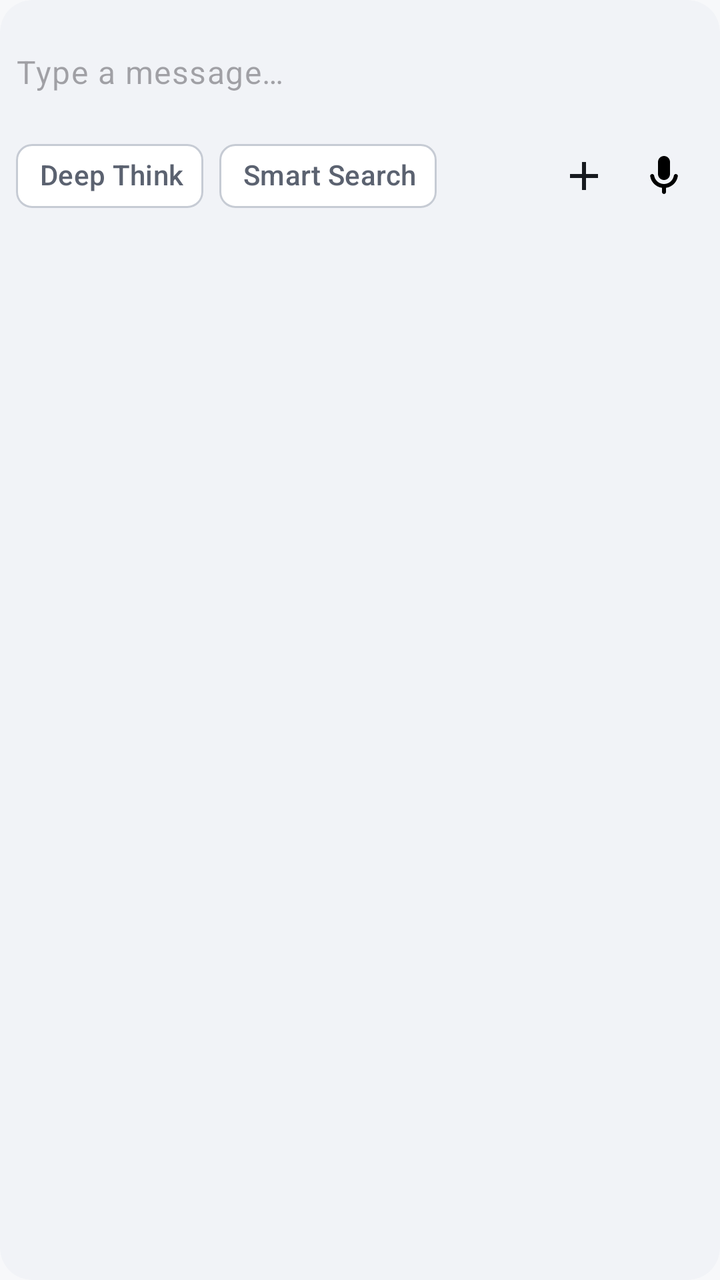
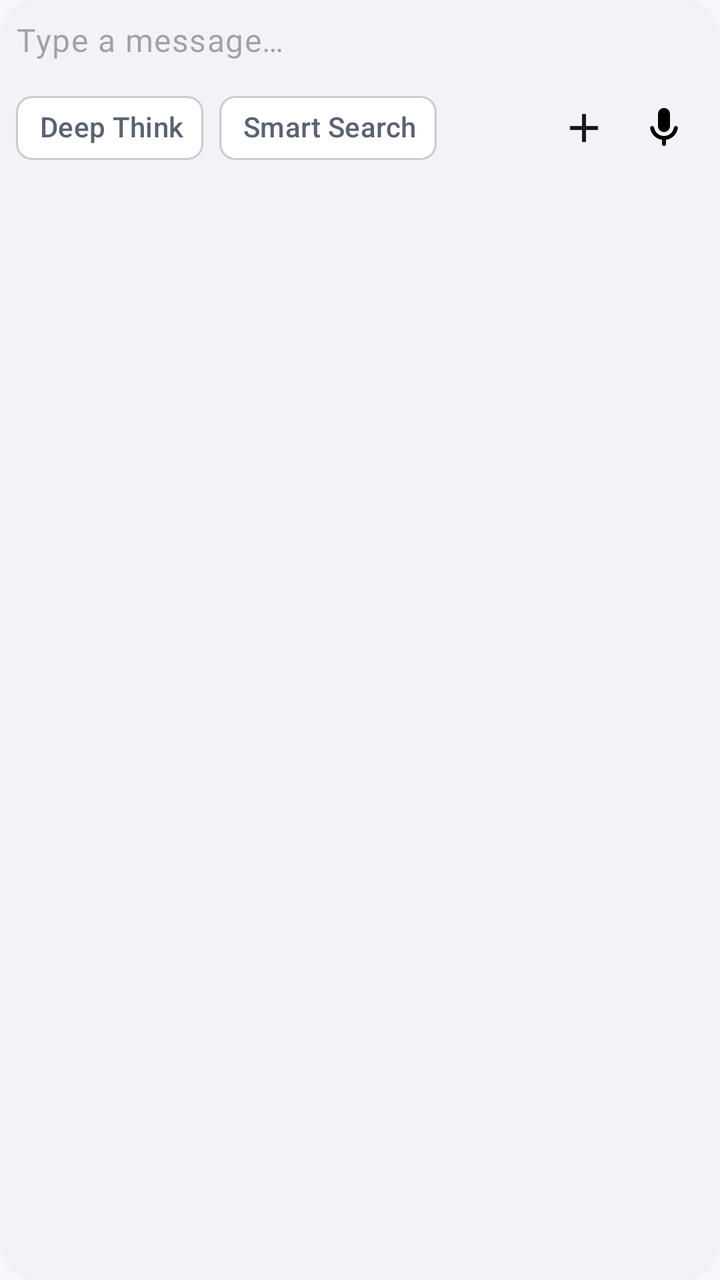

An Android layout rendered at two revisions. The XML below is the earlier revision; the diff shows what the commit changed to produce the second picture.
<!-- AndroidManifest.xml: application theme Theme.MyApplication -->
<!-- res/layout/view_chat_input_box.xml -->
<?xml version="1.0" encoding="utf-8"?>
<com.google.android.material.card.MaterialCardView xmlns:android="http://schemas.android.com/apk/res/android"
    xmlns:app="http://schemas.android.com/apk/res-auto"
    android:layout_width="match_parent"
    android:layout_height="wrap_content"
    app:cardCornerRadius="16dp"
    app:cardElevation="0dp"
    app:strokeWidth="0dp"
    app:cardBackgroundColor="?attr/colorSurfaceContainer">

    <LinearLayout
        android:layout_width="match_parent"
        android:layout_height="wrap_content"
        android:orientation="vertical"
        android:padding="8dp">

        
        <androidx.recyclerview.widget.RecyclerView
            android:id="@+id/rvAttachments"
            android:layout_width="match_parent"
            android:layout_height="wrap_content"
            android:visibility="gone"
            android:clipToPadding="false"
            android:paddingStart="8dp"
            android:paddingEnd="8dp" />

        
        <FrameLayout
            android:id="@+id/firstRowContainer"
            android:layout_width="match_parent"
            android:layout_height="wrap_content"
            android:layout_marginTop="8dp">

            
            <com.google.android.material.textfield.TextInputLayout
                android:id="@+id/inputLayout"
                style="@style/Widget.Material3.TextInputLayout.OutlinedBox"
                android:layout_width="match_parent"
                android:layout_height="wrap_content"
                app:boxBackgroundMode="none"
                app:boxStrokeWidth="0dp"
                app:boxStrokeWidthFocused="0dp"
                app:hintEnabled="false">

                <com.google.android.material.textfield.TextInputEditText
                    android:id="@+id/inputText"
                    android:layout_width="match_parent"
                    android:layout_height="wrap_content"
                    android:minHeight="40dp"
                    android:paddingStart="0dp"
                    android:paddingEnd="0dp"
                    android:paddingTop="8dp"
                    android:paddingBottom="8dp"
                    android:hint="@string/chat_input_hint"
                    android:inputType="text"
                    android:maxLines="1"
                    android:imeOptions="actionSend"
                    android:scrollbars="none"
                    android:textAppearance="@style/TextAppearance.DoDroid.BodyLarge" />

            </com.google.android.material.textfield.TextInputLayout>

            
            <TextView
                android:id="@+id/voiceHint"
                android:layout_width="match_parent"
                android:layout_height="48dp"
                android:gravity="center"
                android:text="@string/voice_hold_to_speak"
                android:textAppearance="@style/TextAppearance.DoDroid.BodyLarge"
                android:background="@drawable/bg_voice_hint"
                android:visibility="gone" />

        </FrameLayout>

        
        <LinearLayout
            android:layout_width="match_parent"
            android:layout_height="wrap_content"
            android:layout_marginTop="8dp"
            android:orientation="horizontal"
            android:gravity="center_vertical">

            <com.google.android.material.chip.Chip
                android:id="@+id/btnThink"
                style="@style/Widget.Material3.Chip.Filter"
                android:layout_width="wrap_content"
                android:layout_height="wrap_content"
                android:checkable="true"
                android:text="@string/deep_think"
                app:chipStartPadding="4dp"
                app:chipEndPadding="4dp"
                app:chipIcon="@drawable/ic_think"
                app:chipIconSize="16dp" />

            <com.google.android.material.chip.Chip
                android:id="@+id/btnWebSearch"
                style="@style/Widget.Material3.Chip.Filter"
                android:layout_width="wrap_content"
                android:layout_height="wrap_content"
                android:layout_marginStart="8dp"
                android:checkable="true"
                android:text="@string/web_search"
                app:chipStartPadding="4dp"
                app:chipEndPadding="4dp"
                app:chipIcon="@drawable/ic_web_search"
                app:chipIconSize="16dp" />

            <View
                android:layout_width="0dp"
                android:layout_height="0dp"
                android:layout_weight="1" />

            <ImageButton
                android:id="@+id/btnAdd"
                android:layout_width="40dp"
                android:layout_height="40dp"
                android:background="?attr/selectableItemBackgroundBorderless"
                android:src="@drawable/ic_add"
                android:contentDescription="@string/add"
                android:scaleType="centerInside" />

            <ImageButton
                android:id="@+id/btnModeSwitch"
                android:layout_width="40dp"
                android:layout_height="40dp"
                android:background="?attr/selectableItemBackgroundBorderless"
                android:src="@drawable/ic_mic"
                android:contentDescription="@string/switch_mode"
                android:scaleType="centerInside" />

            <ImageButton
                android:id="@+id/btnSend"
                android:layout_width="40dp"
                android:layout_height="40dp"
                android:layout_marginStart="8dp"
                android:background="@drawable/bg_send_button"
                android:padding="10dp"
                android:src="@drawable/ic_send"
                android:contentDescription="@string/send"
                android:scaleType="fitCenter"
                android:visibility="gone" />

        </LinearLayout>

    </LinearLayout>

</com.google.android.material.card.MaterialCardView>
<!-- resources referenced by this layout -->
<resources>
  <!-- drawable bg_send_button (drawable) -->
  <?xml version="1.0" encoding="utf-8"?>
  <shape xmlns:android="http://schemas.android.com/apk/res/android"
      android:shape="oval">
      <solid android:color="?attr/colorPrimary" />
      <size android:width="36dp" android:height="36dp" />
  </shape>
  <!-- drawable bg_voice_hint (drawable) -->
  <?xml version="1.0" encoding="utf-8"?>
  <shape xmlns:android="http://schemas.android.com/apk/res/android"
      android:shape="rectangle">
      <solid android:color="?attr/colorSurface" />
      <corners android:radius="12dp" />
  </shape>
  <!-- drawable ic_add (drawable) -->
  <?xml version="1.0" encoding="utf-8"?>
  <vector xmlns:android="http://schemas.android.com/apk/res/android"
      android:width="24dp"
      android:height="24dp"
      android:viewportWidth="24"
      android:viewportHeight="24"
      android:tint="?attr/colorOnSurface">
      <path
          android:fillColor="@android:color/white"
          android:pathData="M19,13h-6v6h-2v-6H5v-2h6V5h2v6h6v2z"/>
  </vector>
  <!-- drawable ic_send (drawable) -->
  <?xml version="1.0" encoding="utf-8"?>
  <vector xmlns:android="http://schemas.android.com/apk/res/android"
      android:width="24dp"
      android:height="24dp"
      android:viewportWidth="24"
      android:viewportHeight="24"
      android:tint="?attr/colorOnPrimary">
      <path
          android:fillColor="@android:color/white"
          android:pathData="M2.01,21L23,12 2.01,3 2,10l15,2 -15,2z" />
  </vector>
  <!-- drawable ic_think (drawable) -->
  <?xml version="1.0" encoding="utf-8"?>
  <vector xmlns:android="http://schemas.android.com/apk/res/android"
      android:width="24dp"
      android:height="24dp"
      android:viewportWidth="24"
      android:viewportHeight="24"
      android:tint="?attr/colorOnSurface">
      <path
          android:fillColor="@android:color/white"
          android:pathData="M12,2C6.48,2 2,6.48 2,12s4.48,10 10,10 10,-4.48 10,-10S17.52,2 12,2zM12,20c-4.41,0 -8,-3.59 -8,-8s3.59,-8 8,-8 8,3.59 8,8 -3.59,8 -8,8zM12.5,7H11v6l5.25,3.15 0.75,-1.23 -4.5,-2.67z"/>
  </vector>
  <string name="add">Add</string>
  <string name="chat_input_hint">Type a message…</string>
  <string name="deep_think">Deep Think</string>
  <string name="send">Send</string>
  <string name="switch_mode">Switch Mode</string>
  <string name="voice_hold_to_speak">Hold to speak</string>
  <string name="web_search">Smart Search</string>
  <style name="TextAppearance.DoDroid.BodyLarge" parent="TextAppearance.Material3.BodyLarge">
          <item name="android:textColor">?attr/colorOnSurface</item>
      </style>
  <color name="m3_primary">#4C5FD5</color>
  <color name="m3_on_primary">#FFFFFF</color>
  <color name="m3_primary_container">#DDE2FF</color>
  <color name="m3_on_primary_container">#101A44</color>
  <color name="m3_secondary">#5A5F6B</color>
  <color name="m3_on_secondary">#FFFFFF</color>
  <color name="m3_background">#F7F8FA</color>
  <color name="m3_on_background">#171A1F</color>
  <color name="m3_surface">#FFFFFF</color>
  <color name="m3_on_surface">#171A1F</color>
  <color name="m3_surface_container">#F1F3F7</color>
  <color name="m3_on_surface_variant">#5B6270</color>
  <color name="m3_surface_container_high">#E9ECF2</color>
  <color name="m3_outline">#C6CBD4</color>
  <color name="m3_outline_variant">#E1E4EA</color>
  <color name="m3_error">#BA1A1A</color>
  <color name="m3_success">#1E8E5A</color>
  <color name="m3_warning">#B26A00</color>
  <!-- unchanged entries left out for length: 3 -->
</resources>

<!-- the commit's change to res/layout/view_chat_input_box.xml (unified diff, before → after) -->
@@ -28,8 +28,7 @@
         <FrameLayout
             android:id="@+id/firstRowContainer"
             android:layout_width="match_parent"
-            android:layout_height="wrap_content"
-            android:layout_marginTop="8dp">
+            android:layout_height="wrap_content">
 
             
             <com.google.android.material.textfield.TextInputLayout
@@ -46,11 +45,11 @@
                     android:id="@+id/inputText"
                     android:layout_width="match_parent"
                     android:layout_height="wrap_content"
-                    android:minHeight="40dp"
+                    android:minHeight="24dp"
                     android:paddingStart="0dp"
                     android:paddingEnd="0dp"
-                    android:paddingTop="8dp"
-                    android:paddingBottom="8dp"
+                    android:paddingTop="0dp"
+                    android:paddingBottom="0dp"
                     android:hint="@string/chat_input_hint"
                     android:inputType="text"
                     android:maxLines="1"
